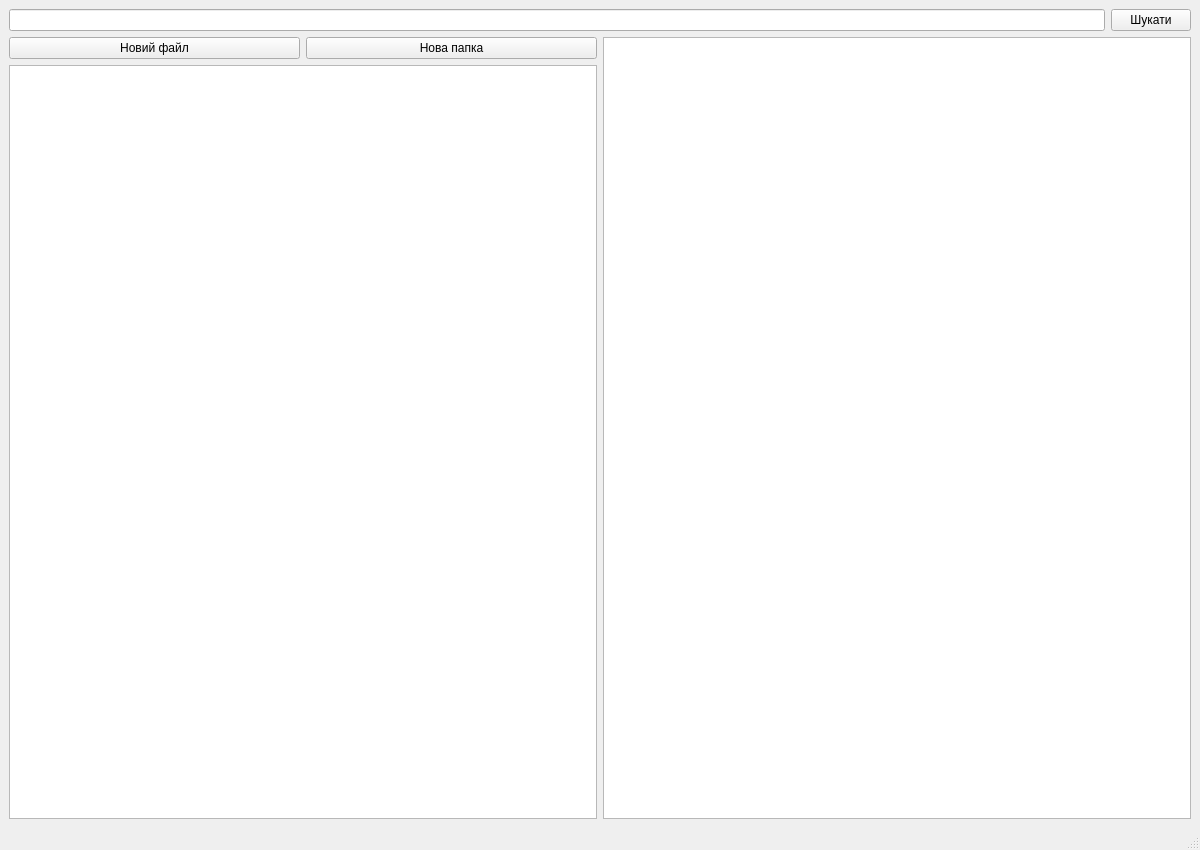
This is gui/main.ui in andrii-shchur/TeleCloud as Qt 5 draws it before an edit. The edited form follows.
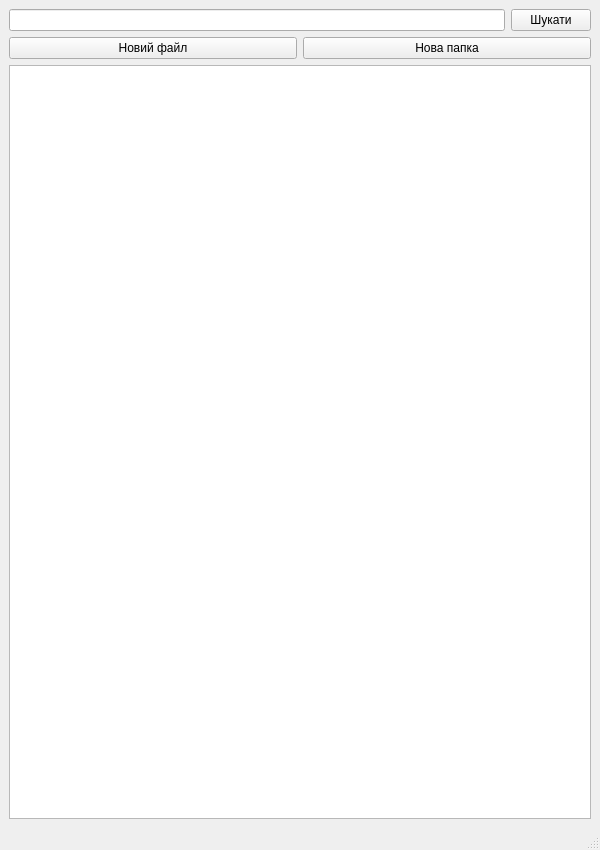
This is the edited form. Icons and pictures are not drawn.

What changed in the file:
```diff
--- a/gui/main.ui
+++ b/gui/main.ui
@@ -6,7 +6,7 @@
    <rect>
     <x>0</x>
     <y>0</y>
-    <width>1200</width>
+    <width>600</width>
     <height>850</height>
    </rect>
   </property>
@@ -60,9 +60,6 @@
         </item>
        </layout>
       </item>
-      <item>
-       <widget class="QListView" name="listView"/>
-      </item>
      </layout>
     </item>
    </layout>
```
Left out of the diff: 2 changed lines with no effect on the pictures.
